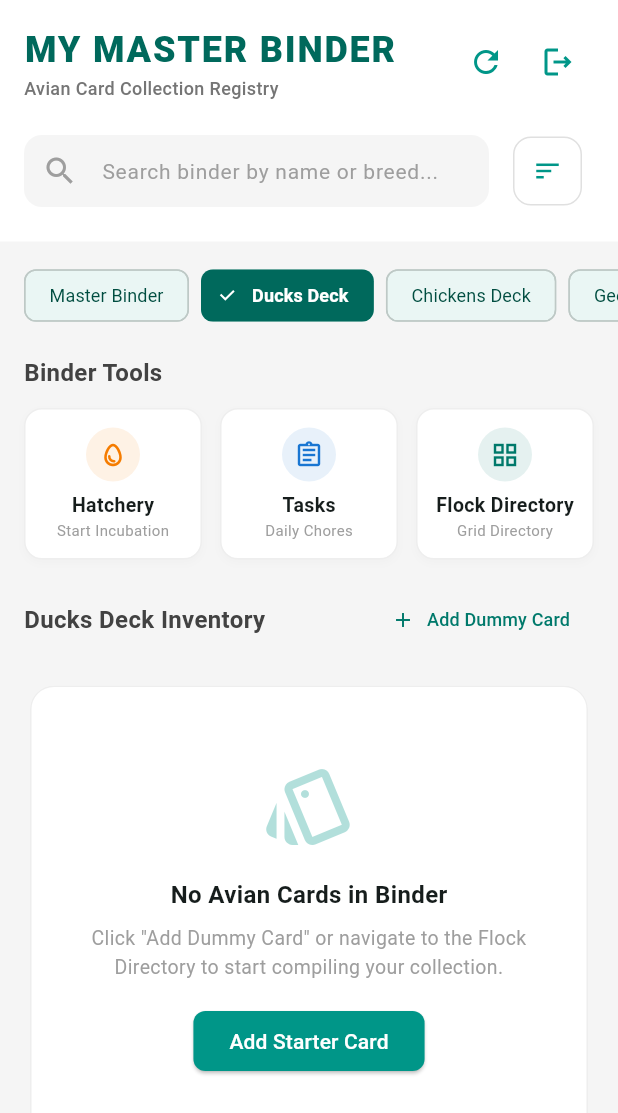
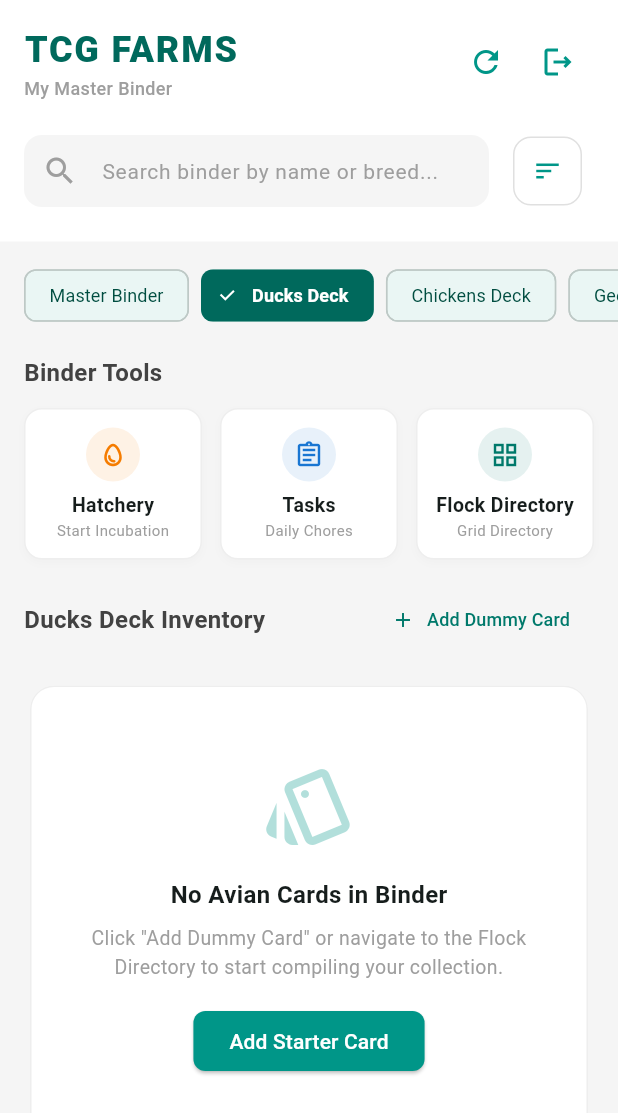
Before and after one commit to Duckxmeta/JustDuckit-app, a Flutter app: the screen it shows once a user with an empty profile is signed in, after a tap on an icon or button, on a phone screen of 412 x 824 dp. Shown: the top 1113 px of the screen. Run offline on Flutter 3.47's test engine with Material 3 defaults, Android fonts, the phone set to English and light mode, and no system bars; our stand-ins replace cloud_firestore, firebase_auth, firebase_core, firebase_storage, google_generative_ai, google_sign_in and 1 more; accounts and stored records are empty; network calls fail; Roboto replaces fonts that are missing (Outfit).

Commit message:
Execute re-branding sweep to TCG Farms

```diff
--- a/lib/main.dart
+++ b/lib/main.dart
@@ -23,7 +23,7 @@ class MyApp extends StatelessWidget {
   @override
   Widget build(BuildContext context) {
     return MaterialApp(
-      title: 'Just Duckit',
+      title: 'TCG Farms',
       debugShowCheckedModeBanner: false,
       theme: ThemeData(
         colorScheme: ColorScheme.fromSeed(seedColor: Colors.teal),
--- a/lib/screens/home_screen.dart
+++ b/lib/screens/home_screen.dart
@@ -646,7 +646,7 @@ class _HomeScreenState extends State<HomeScreen> {
                           crossAxisAlignment: CrossAxisAlignment.start,
                           children: [
                             Text(
-                              'MY MASTER BINDER',
+                              'TCG FARMS',
                               style: TextStyle(
                                 fontFamily: 'Outfit',
                                 fontWeight: FontWeight.w900,
@@ -655,10 +655,10 @@ class _HomeScreenState extends State<HomeScreen> {
                                 color: Colors.teal.shade800,
                               ),
                             ),
-                            Text(
-                              'Avian Card Collection Registry',
+                            const Text(
+                              'My Master Binder',
                               style: TextStyle(
-                                color: Colors.grey[600],
+                                color: Colors.grey,
                                 fontSize: 12,
                                 fontWeight: FontWeight.w500,
                               ),
--- a/lib/screens/login_screen.dart
+++ b/lib/screens/login_screen.dart
@@ -114,7 +114,7 @@ class _LoginScreenState extends State<LoginScreen> {
                 const SizedBox(height: 24),
                 // App Title
                 const Text(
-                  'JUST DUCKIT',
+                  'TCG FARMS',
                   style: TextStyle(
                     fontFamily: 'Outfit',
                     fontWeight: FontWeight.w900,
@@ -128,7 +128,7 @@ class _LoginScreenState extends State<LoginScreen> {
                 ),
                 const SizedBox(height: 8),
                 Text(
-                  'The Ultimate Avian Card-Binder Registry',
+                  'The Ultimate Master Card-Binder Registry',
                   style: TextStyle(
                     color: Colors.teal.shade100.withOpacity(0.9),
                     fontSize: 14,
```
